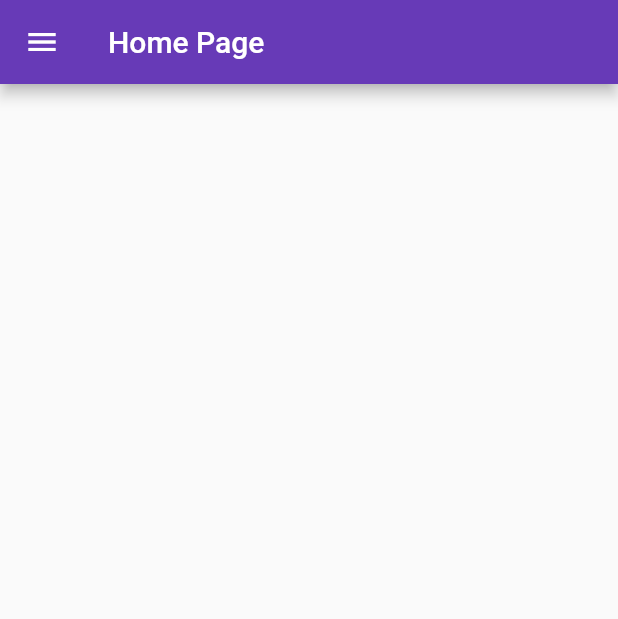
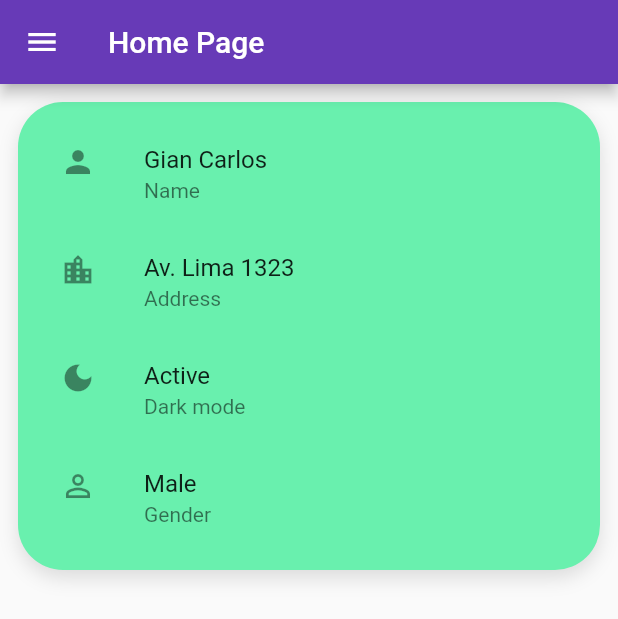
Before and after one commit to gian-pc/flutter_SP_2, a Flutter app: the screen it shows after launch, on a phone screen of 412 x 824 dp. Shown: the top 619 px of the screen. Run offline on Flutter 3.47's test engine with Material 2 defaults, Android fonts, the phone set to English and light mode, and no system bars.

```diff
--- a/lib/main.dart
+++ b/lib/main.dart
@@ -1,10 +1,7 @@
-
-
-
 import 'package:flutter/material.dart';
 import 'package:flutter_codigo3_sp_2/pages/home_page.dart';
 
-void main(){
+void main() {
   runApp(MyApp());
 }
 
--- a/lib/pages/home_page.dart
+++ b/lib/pages/home_page.dart
@@ -1,18 +1,54 @@
-
 import 'package:flutter/material.dart';
-
+import 'package:flutter_codigo3_sp_2/widgets/my_drawer_widget.dart';
 class HomePage extends StatelessWidget {
-
-
   @override
   Widget build(BuildContext context) {
     return Scaffold(
-          appBar: AppBar(
-            backgroundColor: Colors.deepPurple,
-            title: Text("Home Page"),
-          ),
-          drawer: Drawer(),
-          body: Center(),
-        );
+      appBar: AppBar(
+        backgroundColor: Colors.deepPurple,
+        title: Text("Home Page"),
+      ),
+      drawer:MyDrawerWidget(),
+      body: Container(
+        padding: EdgeInsets.all(12.0),
+        margin: EdgeInsets.all(12.0),
+        decoration: BoxDecoration(
+          borderRadius: BorderRadius.circular(30.0),
+          color: Colors.greenAccent,
+          boxShadow: [
+            BoxShadow(
+              color: Colors.black12,
+              blurRadius: 10,
+              offset: Offset(0,5)
+            )
+          ]
+        ),
+        child: Column(
+          mainAxisSize: MainAxisSize.min,
+          children: [
+            ListTile(
+              leading: Icon(Icons.person),
+              title: Text("Gian Carlos"),
+              subtitle: Text("Name"),
+            ),
+            ListTile(
+              leading: Icon(Icons.location_city),
+              title: Text("Av. Lima 1323"),
+              subtitle: Text("Address"),
+            ),
+            ListTile(
+              leading: Icon(Icons.dark_mode),
+              title: Text("Active"),
+              subtitle: Text("Dark mode"),
+            ),
+            ListTile(
+              leading: Icon(Icons.person_outline_outlined),
+              title: Text("Male"),
+              subtitle: Text("Gender"),
+            ),
+          ],
+        ),
+      )
+    );
   }
 }
```
Also changed, not shown: lib/pages/settings_page.dart (added, +72 -0 lines), lib/widgets/my_drawer_widget.dart (added, +72 -0 lines).
